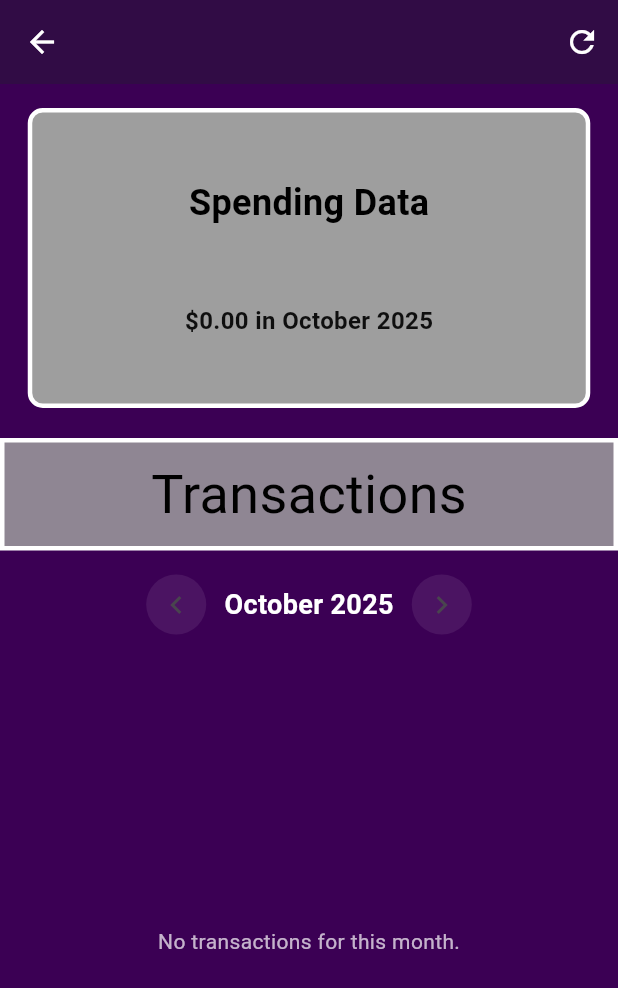
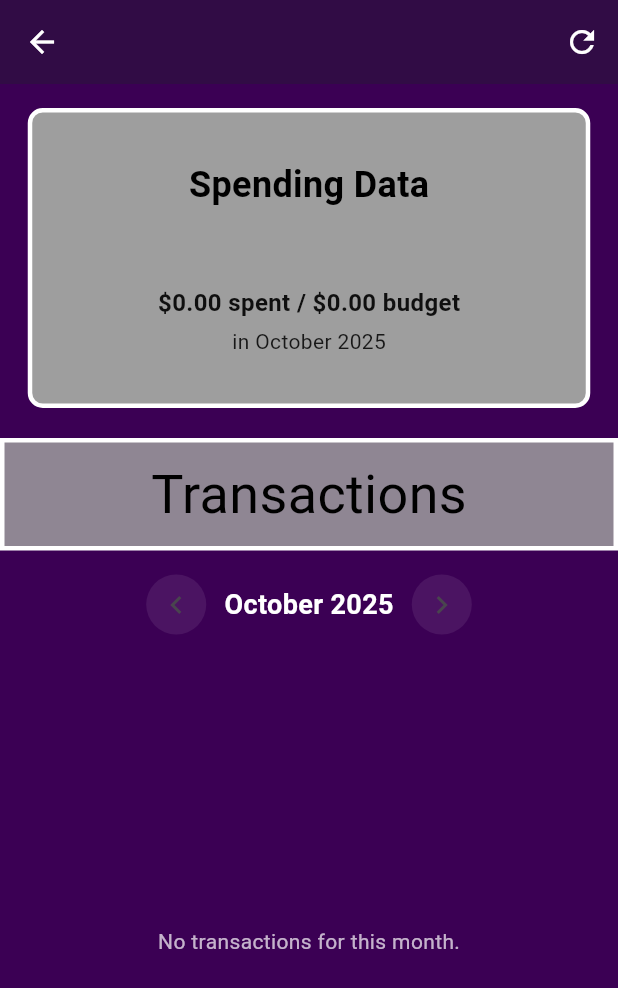
Before and after one commit to Cos229-239/2025_09_Team3, a Flutter app: the SpendingsSubmenu screen opened directly with empty values, after a tap on the "refresh" icon, on a phone screen of 412 x 824 dp. Shown: the top 988 px of the screen. Run offline on Flutter 3.47's test engine with Material 3 defaults, Android fonts, the phone set to English and light mode, and no system bars; our stand-ins replace fl_chart, flutter_colorpicker, shared_preferences, sqflite; missing offline and left inert: bcrypt; accounts and stored records are empty.

Commit message:
SubMenu Display Fixes

```diff
--- a/pocketbook/lib/spendings_sub_menu.dart
+++ b/pocketbook/lib/spendings_sub_menu.dart
@@ -24,6 +24,9 @@ class _SpendingsSubMenuState extends State<SpendingsSubmenu> {
   List<_Txn> _allTxns = [];
   List<_Txn> _monthTxns = [];
 
+  // Budget Value
+  double? _budget;
+
   @override
   void initState() {
     super.initState();
@@ -41,6 +44,11 @@ class _SpendingsSubMenuState extends State<SpendingsSubmenu> {
         DatabaseHandler.userID,
         widget.categoryName,
       );
+      final catRows = await handler.getCategoriesFromName(
+        DatabaseHandler.userID,
+        widget.categoryName,
+      );
+      final budgetFromDb = (catRows.isNotEmpty) ? (catRows.first['amount'] as num?)?.toDouble() : null;
       final parsed = rows.map((r) {
         final whenRaw = r['date_time']?.toString() ?? '';
         DateTime? when;
@@ -61,6 +69,7 @@ class _SpendingsSubMenuState extends State<SpendingsSubmenu> {
 
       if (!mounted) return;
       setState(() {
+        _budget = budgetFromDb ?? widget.totalAmount;
         _allTxns = parsed;
         _monthTxns = _filterForMonth(_focusedMonth, parsed);
         _loading = false;
@@ -68,6 +77,7 @@ class _SpendingsSubMenuState extends State<SpendingsSubmenu> {
     } catch (e) {
       if (!mounted) return;
       setState(() {
+        _budget = widget.totalAmount;
         _allTxns = [];
         _monthTxns = [];
         _loading = false;
@@ -102,7 +112,16 @@ class _SpendingsSubMenuState extends State<SpendingsSubmenu> {
     return '${_monthNames[d.month - 1]} ${d.year}';
   }
 
-  double get _monthTotal => _monthTxns.fold(0.0, (sum, t) => sum + t.amount);
+  // double get _monthTotal => _monthTxns.fold(0.0, (sum, t) => sum + t.amount);
+  double get _monthSpent {
+    double s = 0.0;
+    for (final t in _monthTxns) {
+      if (t.amount < 0) s += -t.amount;
+    }
+    return s;
+  }
+
+  String _fmt(double v) => '\$${v.toStringAsFixed(2)}';
 
   @override
   Widget build(BuildContext context) {
@@ -160,6 +179,7 @@ class _SpendingsSubMenuState extends State<SpendingsSubmenu> {
                           mainAxisAlignment: MainAxisAlignment.center,
                           children: [
 
+                            // Spending Data
                             Text(
                               'Spending Data',
                               style: TextStyle(
@@ -171,6 +191,7 @@ class _SpendingsSubMenuState extends State<SpendingsSubmenu> {
 
                             const SizedBox(height: 8),
 
+                            // Category Name
                             Text(
                               widget.categoryName,
                               style: TextStyle(
@@ -183,13 +204,26 @@ class _SpendingsSubMenuState extends State<SpendingsSubmenu> {
 
                             // Month total for this category
                             Text(
-                              '${_signFor(_monthTotal)}\$${_monthTotal.abs().toStringAsFixed(2)} in ${_monthLabel(_focusedMonth)}',
+                              // '${_signFor(_monthTotal)}\$${_monthTotal.abs().toStringAsFixed(2)} in ${_monthLabel(_focusedMonth)}',
+                              '${_fmt(_monthSpent)} spent / ${_fmt(_budget ?? widget.totalAmount)} budget',
                               style: TextStyle(
                                 color: onC.withValues(alpha: 0.9),
                                 fontSize: 16,
                                 fontWeight: FontWeight.w600,
                               ),
                             ),
+
+                            const SizedBox(height: 4),
+
+                            // Focused Month
+                            Text(
+                              'in ${_monthLabel(_focusedMonth)}',
+                              style: TextStyle(
+                                color: onC.withValues(alpha: 0.85),
+                                fontSize: 14,
+                              ),
+                            ),
+
                           ],
                         ),
                       ),
```
